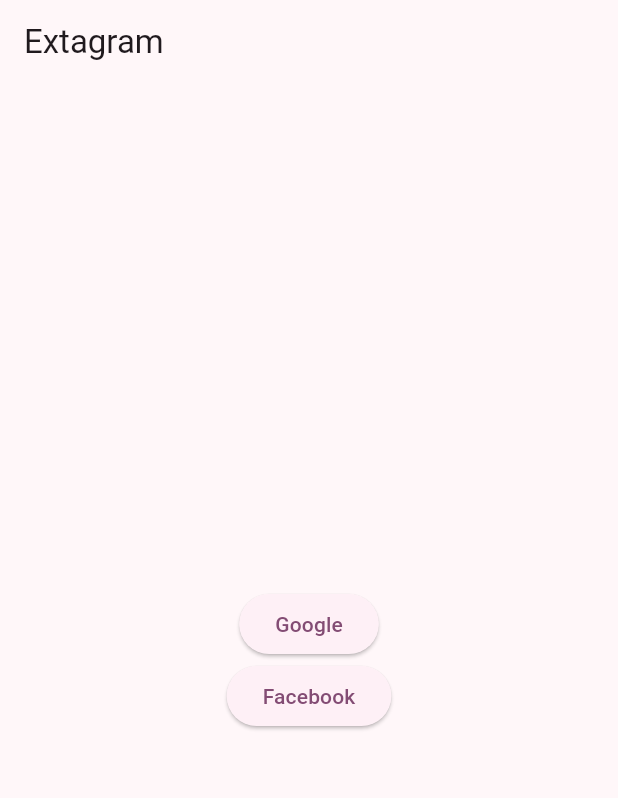
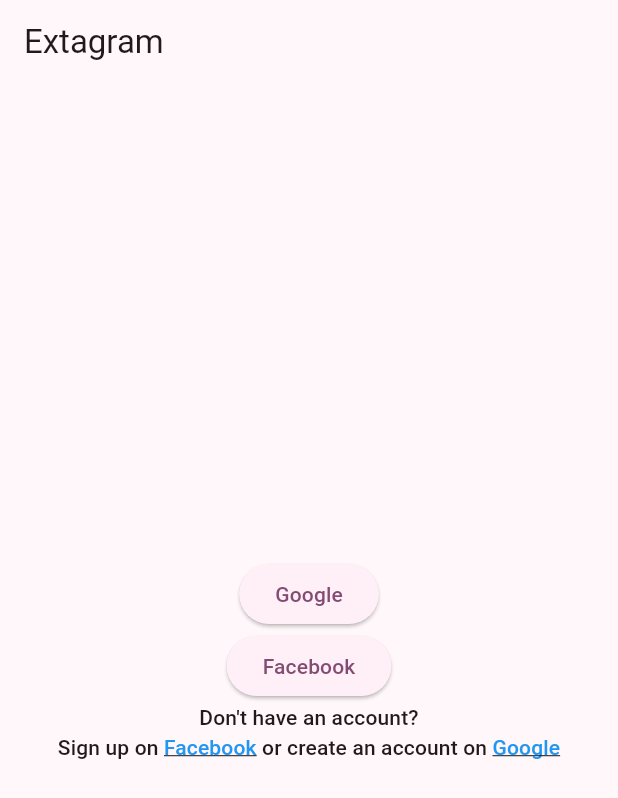
Before and after one commit to wadpas/extagram_flutter, a Flutter app: the screen it shows after launch, on a phone screen of 412 x 824 dp. Shown: the top 798 px of the screen. Run offline on Flutter 3.47's test engine with Material 3 defaults, Android fonts, the phone set to English and light mode, and no system bars; our stand-ins replace cloud_firestore, firebase_auth, firebase_core, google_sign_in, hooks_riverpod; missing offline and left inert: flutter_facebook_auth; accounts and stored records are empty.

Commit message:
added LoginViewSignupLinks widget

```diff
--- a/lib/login_view.dart
+++ b/lib/login_view.dart
@@ -1,4 +1,5 @@
 import 'package:extagram_flutter/state/auth/providers/auth_state_provider.dart';
+import 'package:extagram_flutter/views/login/login_view_signup_links.dart';
 import 'package:flutter/material.dart';
 import 'package:hooks_riverpod/hooks_riverpod.dart';
 
@@ -24,6 +25,7 @@ class LoginView extends ConsumerWidget {
                   ref.watch(authStateProvider.notifier).loginWithFacebook,
               child: const Text('Facebook'),
             ),
+            LoginViewSignupLinks(),
           ],
         ),
       ),
--- a/lib/views/components/rich_text/rich_text_widget.dart
+++ b/lib/views/components/rich_text/rich_text_widget.dart
@@ -16,6 +16,7 @@ class RichTextWidget extends StatelessWidget {
   @override
   Widget build(BuildContext context) {
     return RichText(
+      textAlign: TextAlign.center,
       text: TextSpan(
         children: texts.map(
           (baseText) {
--- /dev/null
+++ b/lib/views/constants/strings.dart
@@ -0,0 +1,38 @@
+import 'package:flutter/foundation.dart';
+
+@immutable
+class Strings {
+  static const appName = 'Instant-gram!';
+  static const welcomeToAppName = 'Welcome to ${Strings.appName}';
+  static const youHaveNoPosts =
+      'You have not made a post yet. Press either the video-upload or the photo-upload buttons to the top of the screen in order to upload your first post!';
+  static const noPostsAvailable =
+      "Nobody seems to have made any posts yet. Why don't you take the first step and upload your first post?!";
+  static const enterYourSearchTerm =
+      'Enter your search term in order go get started. You can search in the description of all posts available in the system';
+  static const facebook = 'Facebook';
+  static const facebookSignupUrl = 'https://www.facebook.com/signup';
+  static const google = 'Google';
+  static const googleSignupUrl = 'https://accounts.google.com/signup';
+  static const logIntoYourAccount =
+      'Log into your account using one of the options below.';
+  static const comments = 'Comments';
+  static const writeYourCommentHere = 'Write your comment here...';
+  static const checkOutThisPost = 'Check out this post!';
+  static const postDetails = 'Post Details';
+  static const post = 'post';
+
+  static const createNewPost = 'Create New Post';
+  static const pleaseWriteYourMessageHere = 'Please write your message here';
+
+  static const noCommentsYet =
+      'Nobody has commented on this post yet. You can change that though, and be the first person who comments!';
+
+  static const enterYourSearchTermHere = 'Enter your search term here';
+
+  // login view rich text at bottom
+  static const dontHaveAnAccount = "Don't have an account?\n";
+  static const signUpOn = 'Sign up on ';
+  static const orCreateAnAccountOn = ' or create an account on ';
+  const Strings._();
+}
--- /dev/null
+++ b/lib/views/login/login_view_signup_links.dart
@@ -0,0 +1,43 @@
+import 'package:extagram_flutter/views/components/rich_text/base_text.dart';
+import 'package:extagram_flutter/views/components/rich_text/rich_text_widget.dart';
+import 'package:extagram_flutter/views/constants/strings.dart';
+import 'package:flutter/material.dart';
+import 'package:url_launcher/url_launcher.dart';
+
+class LoginViewSignupLinks extends StatelessWidget {
+  const LoginViewSignupLinks({super.key});
+
+  @override
+  Widget build(BuildContext context) {
+    return RichTextWidget(
+      styleForAll: Theme.of(context).textTheme.labelLarge,
+      texts: [
+        BaseText.plain(
+          text: Strings.dontHaveAnAccount,
+        ),
+        BaseText.plain(
+          text: Strings.signUpOn,
+        ),
+        BaseText.link(
+          text: Strings.facebook,
+          onTapped: () {
+            launchUrl(
+              Uri.parse(Strings.facebookSignupUrl),
+            );
+          },
+        ),
+        BaseText.plain(
+          text: Strings.orCreateAnAccountOn,
+        ),
+        BaseText.link(
+          text: Strings.google,
+          onTapped: () {
+            launchUrl(
+              Uri.parse(Strings.googleSignupUrl),
+            );
+          },
+        ),
+      ],
+    );
+  }
+}
```
